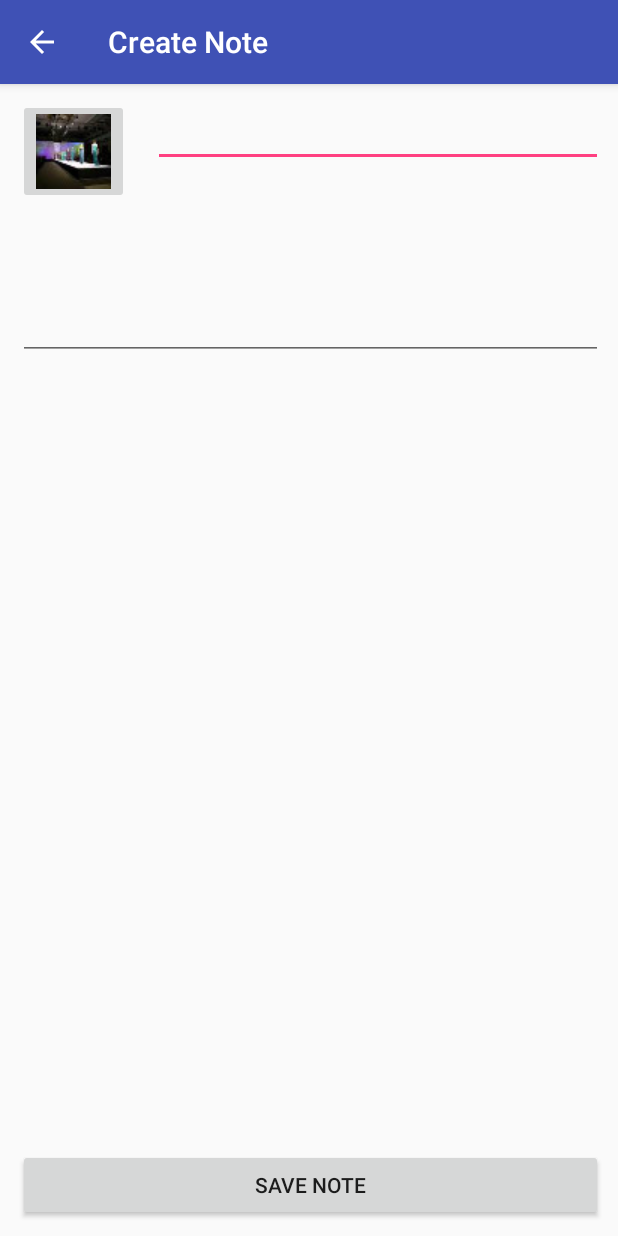
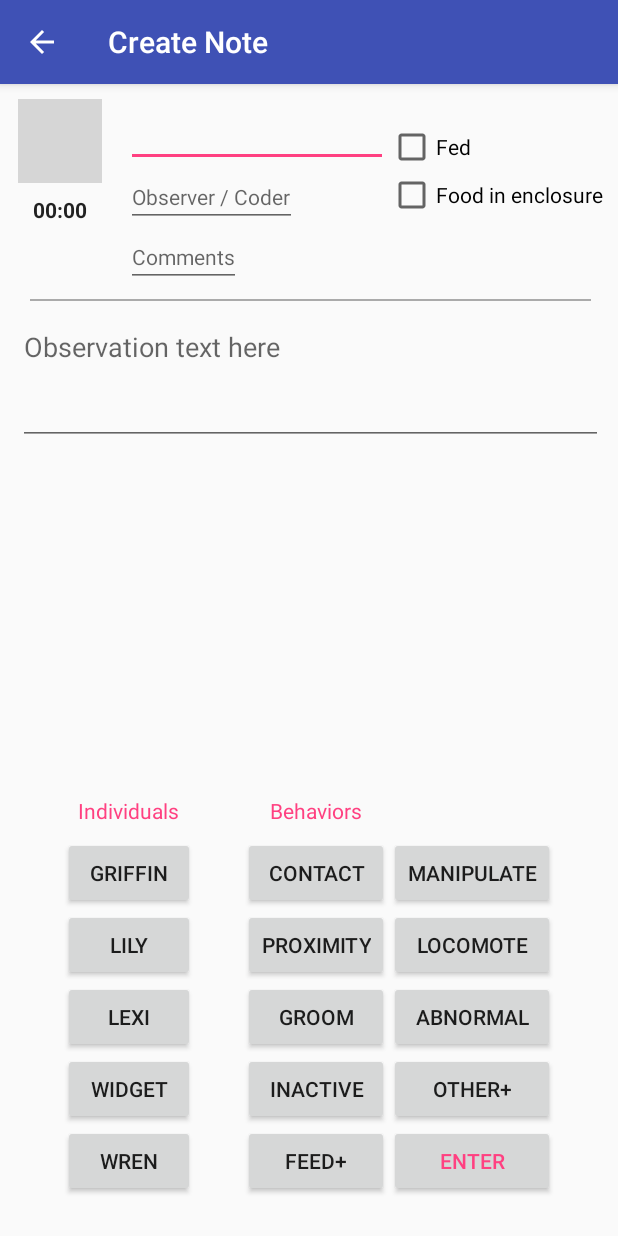
Before and after one commit to jwatzek/WhatsOb, an Android app: the screen it shows after launch (NoteDetailActivity), after a tap on an icon or button, on a phone screen of 412 x 824 dp. Run offline under Robolectric (Android 15) with nearby library versions, the phone set to English and light mode, and no system bars; grey boxes are pictures that could not be loaded.

Commit message:
add delete dialog, change icons, change category names to group to group names

```diff
--- a/app/src/main/java/com/juliawatzek/whatsob/MainActivityListFragment.java
+++ b/app/src/main/java/com/juliawatzek/whatsob/MainActivityListFragment.java
@@ -2,11 +2,13 @@ package com.juliawatzek.whatsob;
 
 
 import android.app.ListFragment;
+import android.content.DialogInterface;
 import android.content.Intent;
 import android.content.SharedPreferences;
 import android.os.Bundle;
 import android.preference.PreferenceManager;
 import android.support.v4.app.Fragment;
+import android.support.v7.app.AlertDialog;
 import android.view.ContextMenu;
 import android.view.MenuInflater;
 import android.view.MenuItem;
@@ -16,6 +18,8 @@ import android.widget.ListView;
 
 import java.util.ArrayList;
 
+import static android.R.id.message;
+
 /**
  * A simple {@link Fragment} subclass.
  */
@@ -24,6 +28,8 @@ public class MainActivityListFragment extends ListFragment {
     private ArrayList<Note> notes;
     private NoteAdapter noteAdapter;
 
+    private AlertDialog deleteDialogObject;
+
     @Override
     public void onActivityCreated(Bundle savedInstanceState) {
         super.onActivityCreated(savedInstanceState);
@@ -31,12 +37,12 @@ public class MainActivityListFragment extends ListFragment {
         /*
         notes = new ArrayList<>();
         notes.add(new Note("This is a new note title", "This is the body of our note",
-                Note.Category.PERSONAL));
+                Note.Category.LIAM));
         notes.add(new Note("This is a new note title make this title insanely long to just see how this is gonna work",
                 "This is the body of our note",
-                Note.Category.FINANCE));
+                Note.Category.GRIFFIN));
         notes.add(new Note("This is a new note title", "This is the body of our note",
-                Note.Category.QUOTE));
+                Note.Category.MASON));
         */
 
         // read notes from database
@@ -104,6 +110,24 @@ public class MainActivityListFragment extends ListFragment {
                 return true;
 
             case R.id.delete:
+                buildDeleteDialog(note);
+                deleteDialogObject.show();
+                return true;
+        }
+
+        return super.onContextItemSelected(item);
+
+    }
+
+    private void buildDeleteDialog(final Note note) {
+
+        AlertDialog.Builder deleteBuilder = new AlertDialog.Builder(getActivity());
+        deleteBuilder.setTitle("Are you sure?");
+        deleteBuilder.setMessage("Are you sure you want to delete the note?");
+
+        deleteBuilder.setPositiveButton("Delete", new DialogInterface.OnClickListener() {
+            @Override
+            public void onClick(DialogInterface dialogInterface, int i) {
                 NotebookDbAdapter dbAdapter = new NotebookDbAdapter(getActivity().getBaseContext());
                 dbAdapter.open();
                 dbAdapter.deleteNote(note.getNoteId());
@@ -114,10 +138,17 @@ public class MainActivityListFragment extends ListFragment {
                 noteAdapter.notifyDataSetChanged();
 
                 dbAdapter.close();
-                return true;
-        }
+            }
+        });
 
-        return super.onContextItemSelected(item);
+        deleteBuilder.setNegativeButton("Cancel", new DialogInterface.OnClickListener() {
+            @Override
+            public void onClick(DialogInterface dialogInterface, int i) {
+                // do nothing here.
+            }
+        });
+
+        deleteDialogObject = deleteBuilder.create();
 
     }
 
--- a/app/src/main/java/com/juliawatzek/whatsob/NoteAdapter.java
+++ b/app/src/main/java/com/juliawatzek/whatsob/NoteAdapter.java
@@ -33,7 +33,7 @@ public class NoteAdapter extends ArrayAdapter<Note> {
         // Check if an existing view is being reused, otherwise inflate a new view from custom row layout
         if (convertView == null) {
 
-            // if we don't have a view that is being used, create one and make sure you create a
+            // if we don'n have a view that is being used, create one and make sure you create a
             // view holder along with it to save our view references to
             viewHolder = new ViewHolder();
 
--- a/app/src/main/res/layout/fragment_note_edit.xml
+++ b/app/src/main/res/layout/fragment_note_edit.xml
@@ -8,19 +8,32 @@
 
     <ImageButton
         android:id="@+id/editNoteButton"
+        android:layout_width="56dp"
+        android:layout_height="56dp"
+        android:layout_marginEnd="16dp"
+        android:scaleType="fitCenter"
+        android:src="@drawable/g" />
+
+    <Chronometer
+        android:id="@+id/timer"
         android:layout_width="wrap_content"
         android:layout_height="wrap_content"
-        android:layout_marginEnd="16dp"
-        android:src="@drawable/p" />
+        android:layout_alignEnd="@id/editNoteButton"
+        android:layout_alignStart="@id/editNoteButton"
+        android:layout_below="@id/editNoteButton"
+        android:layout_gravity="center"
+        android:layout_marginTop="8dp"
+        android:gravity="center"
+        android:textStyle="bold" />
 
-    <ScrollView
+    <LinearLayout
         android:id="@+id/noteScrollView"
         android:layout_width="wrap_content"
         android:layout_height="wrap_content"
-        android:layout_alignBottom="@id/editNoteButton"
-        android:layout_alignParentEnd="true"
         android:layout_alignParentTop="true"
-        android:layout_toEndOf="@id/editNoteButton">
+        android:layout_toEndOf="@id/editNoteButton"
+        android:layout_toStartOf="@+id/food_checkboxes"
+        android:orientation="vertical">
 
         <EditText
             android:id="@+id/editNoteTitle"
@@ -28,10 +41,54 @@
             android:layout_height="wrap_content"
             android:inputType="text"
             android:minLines="1"
-            android:text="Note Title"
+            android:text="11/7/2016 09:15 AM"
             android:textAppearance="?android:attr/textAppearanceMedium" />
 
-    </ScrollView>
+        <EditText
+            android:id="@+id/note_observer"
+            android:layout_width="wrap_content"
+            android:layout_height="wrap_content"
+            android:hint="Observer / Coder"
+            android:maxLines="1"
+            android:textAppearance="?android:textAppearanceSmall" />
+
+        <EditText
+            android:id="@+id/note_comments"
+            android:layout_width="wrap_content"
+            android:layout_height="wrap_content"
+            android:hint="Comments"
+            android:maxLines="1"
+            android:textAppearance="?android:textAppearanceSmall" />
+
+    </LinearLayout>
+
+    <LinearLayout
+        android:id="@id/food_checkboxes"
+        android:layout_width="wrap_content"
+        android:layout_height="wrap_content"
+        android:layout_alignParentEnd="true"
+        android:layout_marginTop="16dp"
+        android:orientation="vertical">
+
+        <CheckBox
+            android:layout_width="wrap_content"
+            android:layout_height="wrap_content"
+            android:text="Fed" />
+
+        <CheckBox
+            android:layout_width="wrap_content"
+            android:layout_height="wrap_content"
+            android:text="Food in enclosure" />
+
+    </LinearLayout>
+
+    <View
+        android:id="@+id/separator"
+        android:layout_width="match_parent"
+        android:layout_height="1dp"
+        android:layout_below="@id/noteScrollView"
+        android:layout_margin="8dp"
+        android:background="@android:color/darker_gray" />
 
     <ScrollView
         android:id="@+id/messageScrollView"
@@ -39,28 +96,118 @@
         android:layout_height="wrap_content"
         android:layout_alignParentEnd="true"
         android:layout_alignParentStart="true"
-        android:layout_above="@+id/saveNote"
-        android:layout_below="@id/noteScrollView"
-        android:layout_marginTop="16dp">
+        android:layout_below="@id/separator">
 
         <EditText
             android:id="@+id/editNoteMessage"
             android:layout_width="match_parent"
             android:layout_height="wrap_content"
             android:gravity="top"
+            android:hint="Observation text here"
             android:inputType="textMultiLine"
-            android:minLines="3"
-            android:text="New Text" />
+            android:minLines="3" />
 
     </ScrollView>
 
-    <Button
-        android:id="@id/saveNote"
+    <!--<View-->
+    <!--android:id="@+id/separator2"-->
+    <!--android:layout_width="match_parent"-->
+    <!--android:layout_height="1dp"-->
+    <!--android:layout_above="@+id/grid_layout"-->
+    <!--android:layout_margin="8dp"-->
+    <!--android:background="@android:color/darker_gray" />-->
+
+    <GridLayout
+        android:id="@+id/grid_layout"
         android:layout_width="wrap_content"
         android:layout_height="wrap_content"
-        android:layout_alignEnd="@id/messageScrollView"
         android:layout_alignParentBottom="true"
-        android:layout_alignParentStart="true"
-        android:text="@string/save_note_button" />
+        android:layout_centerHorizontal="true"
+        android:layout_marginBottom="16dp"
+        android:orientation="vertical"
+        android:rowCount="6">
+
+        <TextView
+            android:layout_gravity="center_horizontal"
+            android:paddingBottom="8dp"
+            android:text="Individuals"
+            android:textColor="@color/colorAccent" />
+
+        <!--android:backgroundTint="@color/bgAccent"-->
+        <Button android:text="Griffin" />
+
+        <Button android:text="Lily" />
+
+        <Button android:text="Lexi" />
+
+        <Button android:text="Widget" />
+
+        <Button android:text="Wren" />
+
+
+        <Space android:layout_width="32dp" />
+
+        <Space />
+
+        <Space />
+
+        <Space />
+
+        <Space />
+
+        <Space />
+
+
+        <TextView
+            android:layout_gravity="center"
+            android:paddingBottom="8dp"
+            android:text="Behaviors"
+            android:textColor="@color/colorAccent" />
+
+        <Button
+            android:layout_gravity="fill_horizontal"
+            android:text="Contact" />
+
+        <Button
+            android:layout_gravity="fill_horizontal"
+            android:text="Proximity" />
+
+        <Button
+            android:layout_gravity="fill_horizontal"
+            android:text="Groom" />
+
+        <Button
+            android:layout_gravity="fill_horizontal"
+            android:text="Inactive" />
+
+        <Button
+            android:layout_gravity="fill_horizontal"
+            android:text="Feed+" />
+
+        <Space />
+
+        <Button
+            android:layout_gravity="fill_horizontal"
+            android:text="Manipulate" />
+
+        <Button
+            android:layout_gravity="fill_horizontal"
+            android:text="Locomote" />
+
+        <Button
+            android:layout_gravity="fill_horizontal"
+            android:text="Abnormal" />
+
+        <Button
+            android:layout_gravity="fill_horizontal"
+            android:text="Other+" />
+
+        <Button
+            android:id="@+id/saveNote"
+            android:layout_gravity="fill_horizontal"
+            android:text="@string/enter_button"
+            android:textColor="@color/colorAccent" />
+
+    </GridLayout>
 
 </RelativeLayout>
--- a/app/src/main/res/values/colors.xml
+++ b/app/src/main/res/values/colors.xml
@@ -3,4 +3,5 @@
     <color name="colorPrimary">#3F51B5</color>
     <color name="colorPrimaryDark">#303F9F</color>
     <color name="colorAccent">#FF4081</color>
+    <color name="bgAccent">#82b1ff</color>
 </resources>
--- a/app/src/main/res/values/strings.xml
+++ b/app/src/main/res/values/strings.xml
@@ -17,7 +17,7 @@
     <string name="delete_menu">Delete</string>
 
     <!-- Fragment Widget Strings -->
-    <string name="save_note_button">Save Note</string>
+    <string name="enter_button">Enter</string>
 
     <!-- Share Dialog -->
     <string name="send_to">Send file using</string>
```
Also changed, not shown: app/src/main/java/com/juliawatzek/whatsob/Note.java (+10 -10 lines), app/src/main/java/com/juliawatzek/whatsob/NoteEditFragment.java (+10 -14 lines), app/src/main/res/layout/fragment_note_view.xml (+4 -3 lines), app/src/main/res/layout/list_row.xml (+6 -4 lines), app/src/main/ic_launcher-web.png (added), app/src/main/res/mipmap-hdpi/ic_launcher.png, app/src/main/res/mipmap-mdpi/ic_launcher.png, app/src/main/res/mipmap-xhdpi/ic_launcher.png, app/src/main/res/mipmap-xxhdpi/ic_launcher.png, app/src/main/res/mipmap-xxxhdpi/ic_launcher.png.
